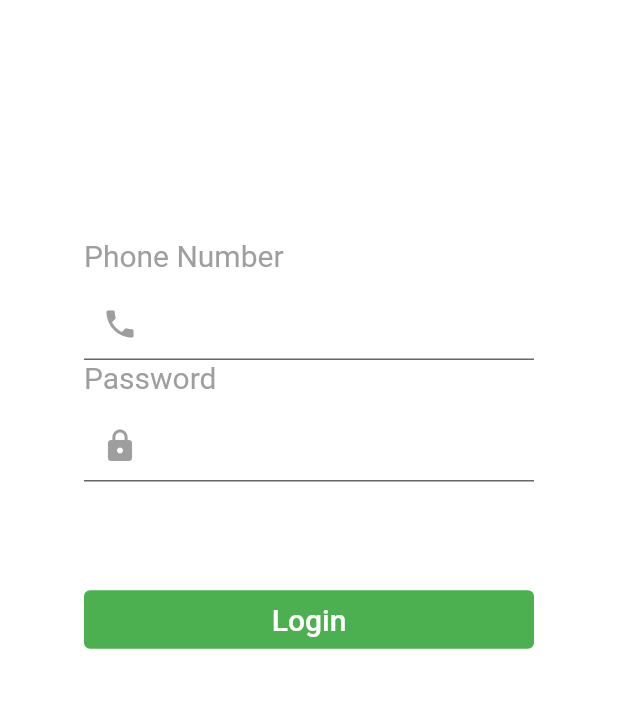
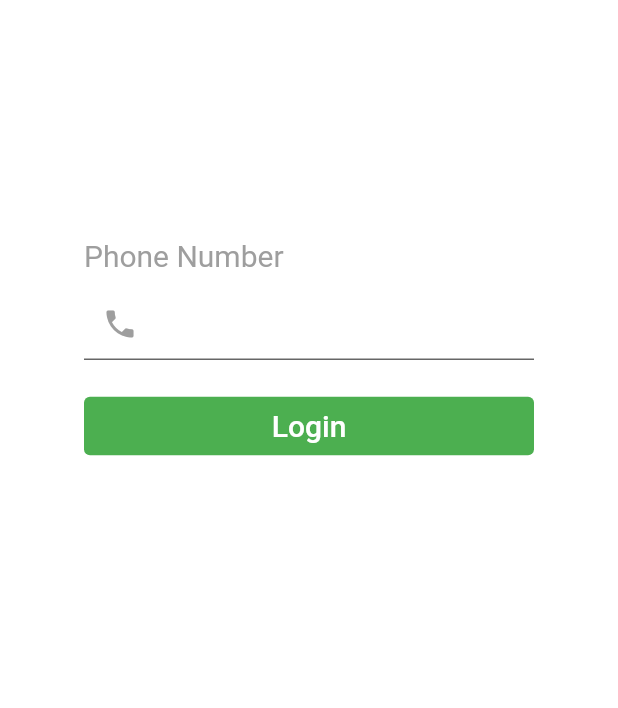
Before and after one commit to r-ushil/badger_frontend, a Flutter app: the screen it shows after launch, on a phone screen of 412 x 824 dp, the part 384-1092 px from its top. Run offline on Flutter 3.47's test engine with Material 2 defaults, Android fonts, the phone set to English and light mode, and no system bars; our stand-ins replace camera, cloud_firestore, firebase_core, firebase_storage, getwidget, percent_indicator and 2 more; missing offline and left inert: ar_flutter_plugin, bulleted_list, statemachine, tflite; accounts and stored records are empty; Roboto replaces fonts that are missing (Segoe UI).

Commit message:
feat: redirected login screen to authentication screen and adjusted ui components accordingly

```diff
--- a/lib/auth/view/login.dart
+++ b/lib/auth/view/login.dart
@@ -1,5 +1,5 @@
 import 'package:badger_frontend/dashboard/view/dashboard.dart';
-import 'package:badger_frontend/auth/view/signup.dart';
+import 'package:badger_frontend/auth/view/auth.dart';
 import 'package:flutter/material.dart';
 import 'package:badger_frontend/auth/view/widgets/logo.dart';
 import 'package:badger_frontend/auth/view/widgets/header.dart';
@@ -28,13 +28,13 @@ class _LoginState extends State<Login> {
               crossAxisAlignment: CrossAxisAlignment.end,
               children: const <Widget>[
                 TextBoxWithLabelAndIcon("Phone Number", Icons.phone),
-                TextBoxWithLabelAndIcon("Password", Icons.lock),
-                CustomTextButton("Forgot your Password?", Dashboard()), //TODO
+                //TextBoxWithLabelAndIcon("Password", Icons.lock),
+                //CustomTextButton("Forgot your Password?", Dashboard()), //TODO
               ],
             ),
             const SizedBox(height: 20),
-            const CustomButton("Login", Dashboard()),
-            const CustomTextButton("Need an account? SIGNUP", Signup()),
+            const CustomButton("Login", Auth()),
+            //const CustomTextButton("Need an account? SIGNUP", Signup()),
           ])),
     );
   }
```
